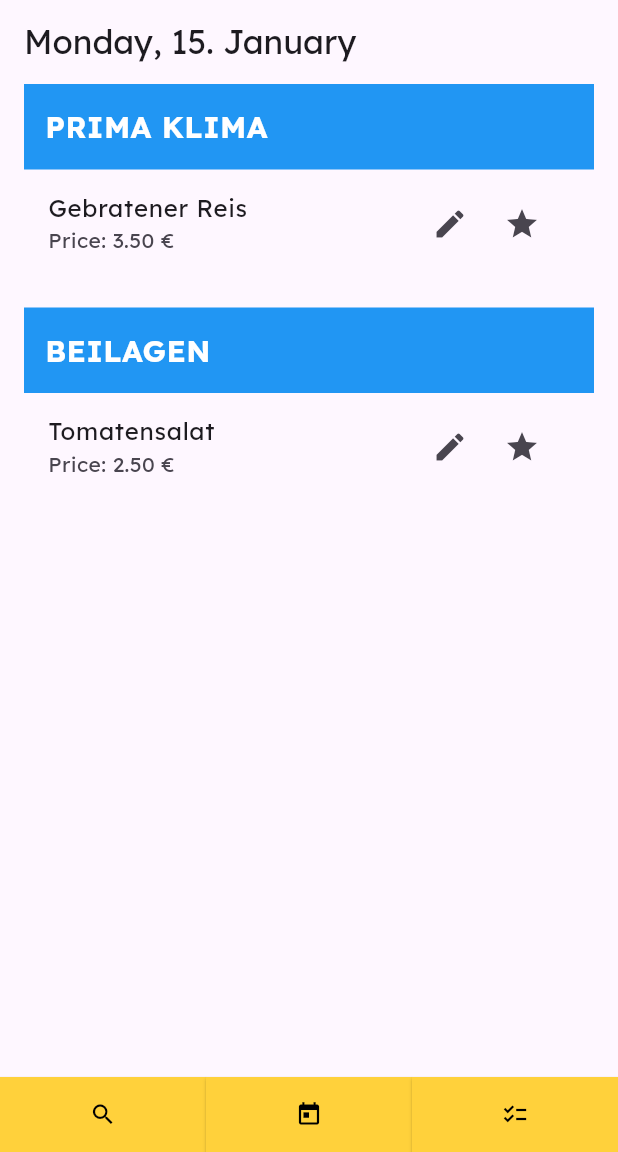
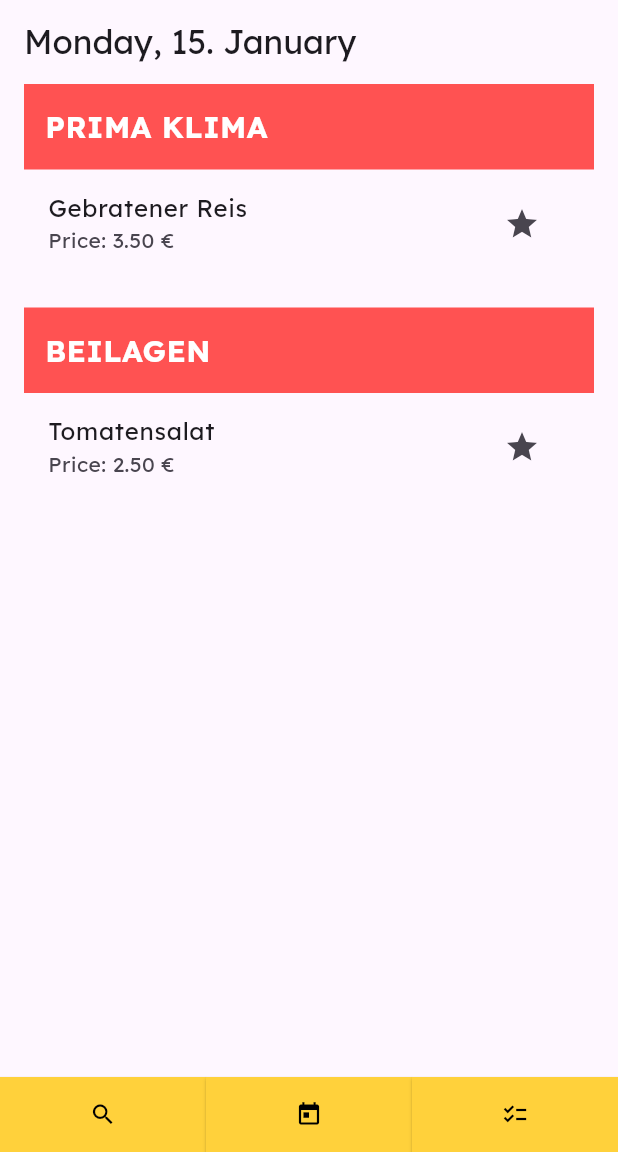
Before and after one commit to kontra01/MyMensaFinal, a Flutter app: the screen it shows after launch, swiped to page 2, on a phone screen of 412 x 824 dp, the part 84-1236 px from its top. Run offline on Flutter 3.47's test engine with Material 3 defaults, Android fonts, the phone set to English and light mode, and no system bars; our stand-ins replace flutter_local_notifications, google_fonts, isar; accounts and stored records are empty; generated files the repository leaves out were written again.

Commit message:
fixed problems

```diff
--- a/lib/main.dart
+++ b/lib/main.dart
@@ -27,10 +27,18 @@ class MyMensa extends StatefulWidget {
 class _MyMensaState extends State<MyMensa> {
   int dateFocus = 0;
   AllSchemata? allSchemata;
+  late MainView mainView;
+  late FooterWidget footerWidget;
   late Directory dir;
   bool schemataAreInitialized = false;
 
   void changeContainer(int index) {}
+
+  @override
+  void reassemble() {
+    super.reassemble();
+    footerWidget.setJumper(mainView);
+  }
 
   int dateFocusGetter() {
     return dateFocus;
@@ -43,7 +51,6 @@ class _MyMensaState extends State<MyMensa> {
   }
 
   Future<bool> initializeSchemata() async {
-    print("initialization started.");
     dir = await getApplicationDocumentsDirectory();
     if (allSchemata != null) {
       return true;
@@ -71,12 +78,14 @@ class _MyMensaState extends State<MyMensa> {
             future: initializeSchemata(),
             builder: (context, snapshot) {
               if (snapshot.hasData) {
+                mainView =
+                    MainView(allSchemata!, 1, dateFocusGetter, dateFocusSetter);
+                footerWidget = FooterWidget(allSchemata!, 1, dateFocusGetter,
+                    dateFocusSetter, mainView);
                 return Scaffold(
                     appBar: getAppBar(),
-                    body: MainView(
-                        allSchemata!, 1, dateFocusGetter, dateFocusSetter),
-                    bottomNavigationBar: FooterWidget(
-                        allSchemata!, 1, dateFocusGetter, dateFocusSetter));
+                    body: mainView,
+                    bottomNavigationBar: footerWidget);
               } else {
                 return const Center(
                   child: Text("loading..."),
--- a/lib/widgets/footer.dart
+++ b/lib/widgets/footer.dart
@@ -1,5 +1,7 @@
 import 'package:flutter/material.dart';
 import 'package:isar/isar.dart';
+import 'package:mymensa/widgets/mainview.dart';
+import 'package:mymensa/widgets/notifications.dart';
 import 'package:mymensa/widgets/storage/allSchemata.dart';
 import 'search.dart';
 import 'variables.dart';
@@ -16,11 +18,16 @@ final ButtonStyle footerButton = ElevatedButton.styleFrom(
 class FooterWidget extends StatelessWidget {
   Function dateFocusSetter;
   Function dateFocusGetter;
+  MainView mv;
   AllSchemata allSchemata;
   Id planId;
 
-  FooterWidget(
-      this.allSchemata, this.planId, this.dateFocusGetter, this.dateFocusSetter,
+  void setJumper(MainView mv) {
+    this.mv = mv;
+  }
+
+  FooterWidget(this.allSchemata, this.planId, this.dateFocusGetter,
+      this.dateFocusSetter, this.mv,
       {super.key});
 
   @override
@@ -32,7 +39,7 @@ class FooterWidget extends StatelessWidget {
           Expanded(
             child: ElevatedButton(
               onPressed: () {
-                _showPopUpWindow(context, SearchPopUp(allSchemata, planId));
+                _showPopUpWindow(context, SearchPopUp(allSchemata, planId, mv));
               },
               style: footerButton,
               child: const Icon(Icons.search),
@@ -47,7 +54,9 @@ class FooterWidget extends StatelessWidget {
           ),
           Expanded(
             child: ElevatedButton(
-              onPressed: () {},
+              onPressed: () {
+                _showPopUpWindow(context, NotificationsWindow());
+              },
               style: footerButton,
               child: const Icon(Icons.checklist),
             ),
--- /dev/null
+++ b/lib/widgets/generates.dart
@@ -0,0 +1,15 @@
+import 'package:flutter/material.dart';
+
+const double border = 30;
+
+Widget generateText(String text) {
+  return Center(
+    child: Text(
+      text,
+      style: const TextStyle(
+        fontSize: 14,
+        color: Colors.black,
+      ),
+    ),
+  );
+}
--- a/lib/widgets/mainview.dart
+++ b/lib/widgets/mainview.dart
@@ -2,6 +2,7 @@ import 'dart:io';
 import 'package:flutter/material.dart';
 import 'package:intl/intl.dart';
 import 'package:isar/isar.dart';
+import 'package:mymensa/widgets/generates.dart';
 import 'package:mymensa/widgets/storage/allSchemata.dart';
 import 'storage/mealtype.dart';
 import 'storage/mensaday.dart';
@@ -22,37 +23,49 @@ List<String> weekdays = [
 
 List<List<dynamic>> styles = [];
 
+DateTime today = DateTime.now();
+String dateToString(DateTime d, int focus) {
+  return '${focus == 0 ? '${weekdays[d.weekday - 1]}, ${d.day.toString()}' : ''}. ${focus < 2 ? DateFormat('MMMM').format(DateTime(0, d.month)) : ''}${today.year == d.year ? '' : ' ${d.year}'}';
+}
+
 // ignore: must_be_immutable
 class MainView extends StatefulWidget {
   AllSchemata allSchemata;
   Id planId; // plan schema
   Function dateFocusGetter;
   Function dateFocusSetter;
+  MainViewState createdState = MainViewState();
 
   MainView(
       this.allSchemata, this.planId, this.dateFocusGetter, this.dateFocusSetter,
       {super.key});
 
   @override
-  State<MainView> createState() {
-    return _MainView();
+  State<MainView> createState() => createdState;
+
+  void jumpToDate(DateTime newDate, {int newFocus = 0}) {
+    createdState.jumpToDate(newDate, newFocus: newFocus);
   }
 }
 
-DateTime today = DateTime.now();
-String dateToString(DateTime d, int focus) {
-  return '${focus == 0 ? '${weekdays[d.weekday - 1]}, ${d.day.toString()}' : ''}. ${focus < 2 ? DateFormat('MMMM').format(DateTime(0, d.month)) : ''}${today.year == d.year ? '' : ' ${d.year}'}';
-}
-
-class _MainView extends State<MainView> {
+class MainViewState extends State<MainView> {
   late Plan plan; // plan
   late Directory dir;
   late Id planId;
   bool isInitialized = false;
   late Function appBarStateSetter;
-  List<Function> pageViewFocus;
+  List<Function> pageViewFocus = const [];
 
-  _MainView({this.pageViewFocus = const []}) {
+  late int selection; // variable that determines which slide the user is on
+  late int change;
+
+  late DateTime date; // current date. this is just helpful
+
+  // day = 0; week = 1; month = 2; year = 3;
+
+  late PageController controller; // for the sliding effect
+
+  MainViewState() {
     pageViewFocus = [
       generateViewFocusDay,
       generateViewFocusWeek,
@@ -146,22 +159,25 @@ class _MainView extends State<MainView> {
     return true;
   }
 
-  late int selection; // variable that determines which slide the user is on
-  late int change;
-
-  late DateTime date; // current date. this is just helpful
-
-  // day = 0; week = 1; month = 2; year = 3;
-
-  late PageController controller; // for the sliding effect
+  void jumpToDate(DateTime newDate, {int newFocus = 0}) {
+    selection = plan.getAccountedIndex(newDate);
+    controller
+        .animateToPage(selection,
+            duration: const Duration(milliseconds: 1000),
+            curve: Curves.fastEaseInToSlowEaseOut)
+        .then((r) {
+      appBarStateSetter(() {
+        date = newDate;
+      });
+    });
+  }
 
   @override
   Widget build(BuildContext context) {
-    print("checking...");
     if (isInitialized) {
       return buildLoaded(context);
     } else {
-      return const Text('Loading...');
+      return generateText('Loading...');
     }
   }
 
@@ -188,12 +204,12 @@ class _MainView extends State<MainView> {
             Expanded(
               child: PageView.builder(
                   controller: controller,
-                  onPageChanged: (index) async {
+                  onPageChanged: (index) {
                     change = index - selection;
+                    selection = index;
                     appBarStateSetter(() {
                       date = scrollDate(change, widget.dateFocusGetter());
                     });
-                    selection = index;
                   },
                   itemBuilder: (context, pageIndex) {
                     return FutureBuilder<Widget>(
@@ -203,7 +219,7 @@ class _MainView extends State<MainView> {
                           if (snapshot.hasData) {
                             return snapshot.data!;
                           }
-                          return Text("loading...");
+                          return generateText("loading...");
                         });
                   }),
             )
@@ -217,15 +233,15 @@ class _MainView extends State<MainView> {
         : (await widget.allSchemata.mensadaySchema.mensaDays
             .get(plan[pageIndex]!));
     if (currentMensaDay == null) {
-      return const Text("No meals entered for this date.");
+      return generateText("No meals entered for this date.");
     }
     List<Id>? currentTypes = currentMensaDay.mealTypes;
     if (currentTypes.isEmpty) {
-      return const Text("No meals entered for this date.");
+      return generateText("No meals entered for this date.");
     }
     // THIS PART IS THE ACTUAL BOXES
     return Container(
-        margin: EdgeInsets.symmetric(horizontal: 16.0),
+        margin: const EdgeInsets.symmetric(horizontal: 16.0),
         child: Column(
           children: joinWidgetList(
               currentTypes
@@ -266,7 +282,7 @@ class _MainView extends State<MainView> {
           return Column(
             children: [
               Container(
-                color: Colors.blue,
+                color: Colors.redAccent,
                 padding: const EdgeInsets.all(14.0),
                 alignment: Alignment.centerLeft,
                 child: Text(
@@ -296,7 +312,7 @@ class _MainView extends State<MainView> {
           if (snapshot.hasData) {
             Meal? meal = snapshot.data;
             if (meal == null) {
-              return const Text("No meals entered for this date.");
+              return generateText("No meals entered for this date.");
             }
             return ListTile(
               title: Text(meal.name),
@@ -304,13 +320,6 @@ class _MainView extends State<MainView> {
               trailing: Row(
                 mainAxisSize: MainAxisSize.min,
                 children: [
-                  IconButton(
-                    // Edit button
-                    icon: const Icon(Icons.edit),
-                    onPressed: () {
-                      // TODO: create plan and interface for editing.
-                    },
-                  ),
                   IconButton(
                     // Rate button
                     icon: const Icon(Icons.star),
@@ -322,7 +331,7 @@ class _MainView extends State<MainView> {
               ),
             );
           } else {
-            return const Text('No meal details available');
+            return generateText('No meal details available');
           }
         },
       );
--- a/pubspec.yaml
+++ b/pubspec.yaml
@@ -14,6 +14,7 @@ dependencies:
   isar_flutter_libs: ^3.1.0
   path_provider: ^2.0.7
   google_fonts: ^6.1.0
+  flutter_local_notifications: ^16.3.2
 
 
 dev_dependencies:
```
Also changed, not shown: lib/widgets/notifications.dart (+111 -0 lines), lib/widgets/search.dart (+46 -54 lines), pubspec.lock, 3 other files.
